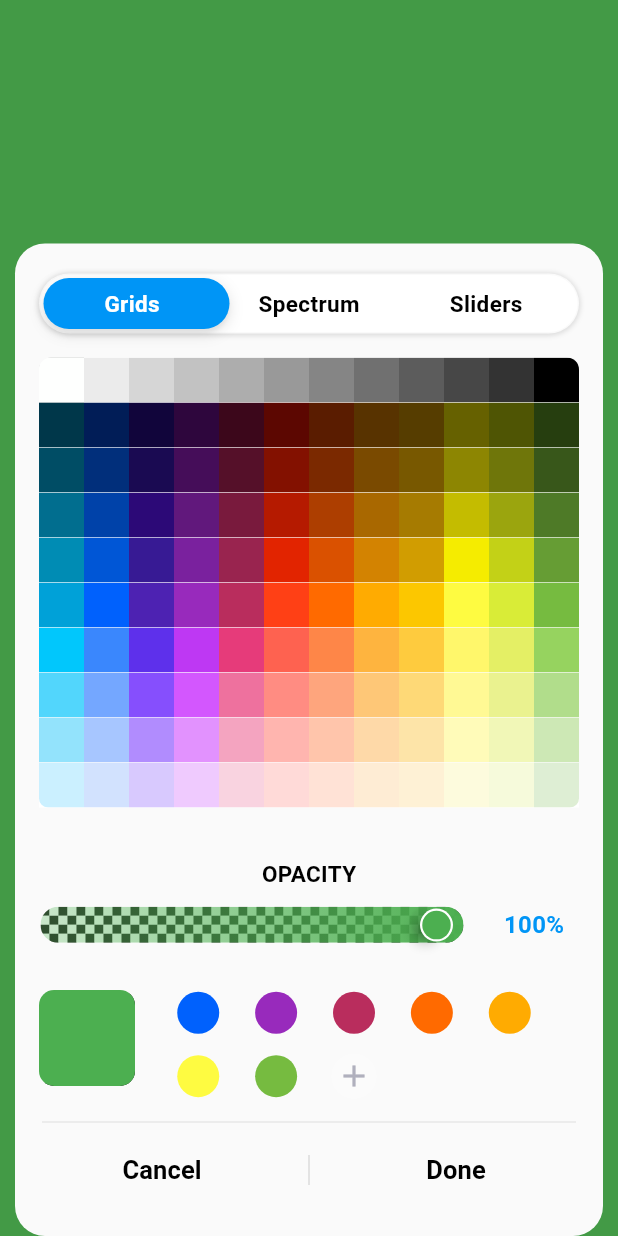
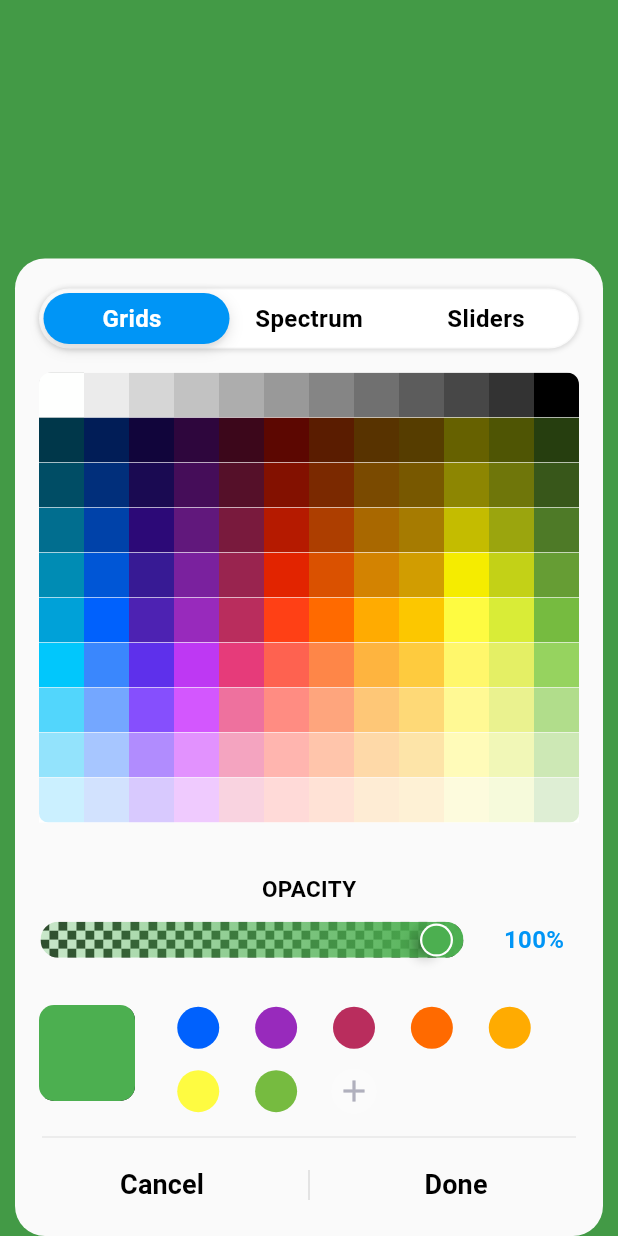
Before and after one commit to yunisrajabi/ios_color_picker, a Flutter app: the screen it shows after launch, after a tap on "Custom iOS for all", on a phone screen of 412 x 824 dp. Run offline on Flutter 3.47's test engine with Material 3 defaults, Android fonts, the phone set to English and light mode, and no system bars; our stand-ins replace plugin_platform_interface, shared_preferences, smooth_page_indicator, toastification; missing offline and left inert: super_tooltip; Roboto replaces fonts that are missing (Anaheim).

Commit message:
improve some ui issues

```diff
--- a/lib/custom_picker/ios_color_picker.dart
+++ b/lib/custom_picker/ios_color_picker.dart
@@ -214,7 +214,7 @@ class _IosColorPickerState extends State<IosColorPicker> {
                   endIndent: 18,
                 ),
                 Padding(
-                  padding: const EdgeInsets.fromLTRB(10.0, 0.0, 10.0, 20.0),
+                  padding: const EdgeInsets.fromLTRB(10.0, 0.0, 10.0, 10.0),
                   child: Row(
                     mainAxisAlignment: MainAxisAlignment.spaceEvenly,
                     children: [
@@ -237,7 +237,7 @@ class _IosColorPickerState extends State<IosColorPicker> {
                             'Cancel',
                             style: TextStyle(
                               fontFamily: 'Anaheim',
-                              fontSize: 17,
+                              fontSize: 18,
                               fontWeight: FontWeight.w600,
                               color: Theme.of(context).brightness ==
                                       Brightness.light
@@ -280,7 +280,7 @@ class _IosColorPickerState extends State<IosColorPicker> {
                             'Done',
                             style: TextStyle(
                               fontFamily: 'Anaheim',
-                              fontSize: 17,
+                              fontSize: 18,
                               fontWeight: FontWeight.w600,
                               color: Theme.of(context).brightness ==
                                       Brightness.light
--- a/lib/custom_picker/pickers_selector_row.dart
+++ b/lib/custom_picker/pickers_selector_row.dart
@@ -140,7 +140,7 @@ class _PickersSelectorRowState extends State<PickersSelectorRow> {
                               typeText[index],
                               style: TextStyle(
                                 fontFamily: 'Anaheim',
-                                fontSize: 15,
+                                fontSize: 16,
                                 fontWeight: FontWeight.w600,
                                 color: Theme.of(context).brightness ==
                                         Brightness.light
```
